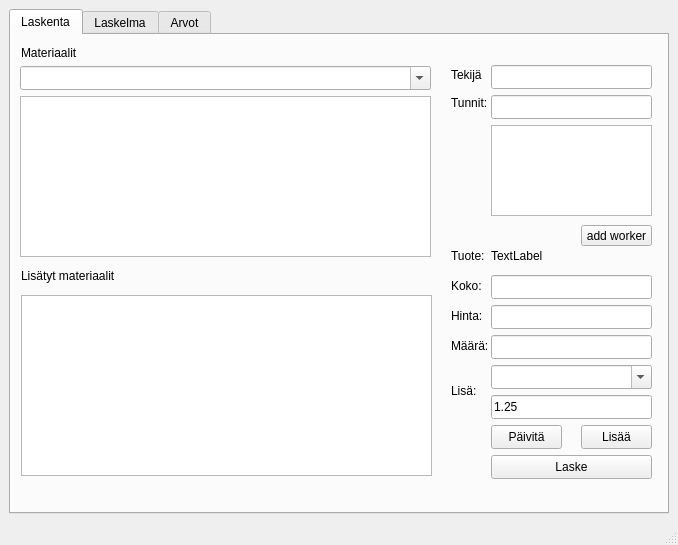
The window that MateriaaliLaskin/mainwindow.ui (jmakkie/MateriaaliLaskin) describes before a commit, drawn with Qt 5.
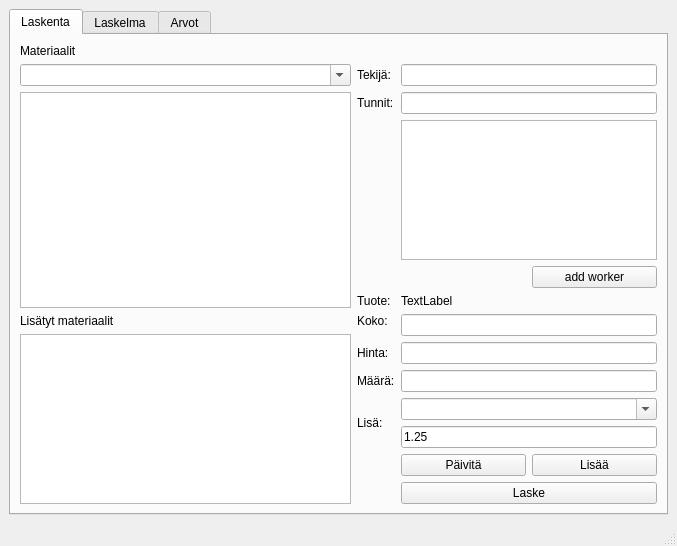
The same window after the commit. Icons and pictures are not drawn.

```diff
--- a/MateriaaliLaskin/mainwindow.ui
+++ b/MateriaaliLaskin/mainwindow.ui
@@ -6,8 +6,8 @@
    <rect>
     <x>0</x>
     <y>0</y>
-    <width>678</width>
-    <height>545</height>
+    <width>677</width>
+    <height>546</height>
    </rect>
   </property>
   <property name="windowTitle">
@@ -38,184 +38,140 @@
          <attribute name="toolTip">
           <string>Laske uudelleen</string>
          </attribute>
-         <widget class="QComboBox" name="LaskentaComboBox">
-          <property name="geometry">
-           <rect>
-            <x>9</x>
-            <y>31</y>
-            <width>411</width>
-            <height>24</height>
-           </rect>
-          </property>
-          <property name="toolTip">
-           <string>Materiaali valinta</string>
-          </property>
-          <property name="editable">
-           <bool>true</bool>
-          </property>
-         </widget>
-         <widget class="QTableView" name="laskentaMaterialsTableView">
-          <property name="geometry">
-           <rect>
-            <x>9</x>
-            <y>61</y>
-            <width>411</width>
-            <height>161</height>
-           </rect>
-          </property>
-         </widget>
-         <widget class="QPushButton" name="LaskeButton">
-          <property name="geometry">
-           <rect>
-            <x>480</x>
-            <y>420</y>
-            <width>161</width>
-            <height>24</height>
-           </rect>
-          </property>
-          <property name="toolTip">
-           <string>Laske palkka ja materiaalikulut</string>
-          </property>
-          <property name="text">
-           <string>Laske</string>
-          </property>
-         </widget>
+         <layout class="QGridLayout" name="gridLayout_2">
+          <item row="0" column="0">
          <widget class="QLabel" name="label_3">
-          <property name="geometry">
-           <rect>
-            <x>10</x>
-            <y>10</y>
-            <width>56</width>
-            <height>16</height>
-           </rect>
-          </property>
           <property name="text">
            <string>Materiaalit</string>
           </property>
          </widget>
+          </item>
+          <item row="1" column="0">
+           <widget class="QComboBox" name="LaskentaComboBox">
+            <property name="toolTip">
+             <string>Materiaali valinta</string>
+            </property>
+            <property name="editable">
+             <bool>true</bool>
+            </property>
+           </widget>
+          </item>
+          <item row="1" column="1">
+           <widget class="QLabel" name="label_15">
+            <property name="text">
+             <string>Tekijä:</string>
+            </property>
+           </widget>
+          </item>
+          <item row="1" column="2" colspan="2">
+           <widget class="QLineEdit" name="laskentaTekijaLineEdit"/>
+          </item>
+          <item row="2" column="0" rowspan="4">
+           <widget class="QTableView" name="laskentaMaterialsTableView"/>
+          </item>
+          <item row="2" column="1">
+           <widget class="QLabel" name="label_14">
+            <property name="text">
+             <string>Tunnit:</string>
+            </property>
+           </widget>
+          </item>
+          <item row="2" column="2" colspan="2">
+           <widget class="QLineEdit" name="laskentaHoursLineEdit"/>
+          </item>
+          <item row="3" column="2" colspan="2">
+           <widget class="QTableView" name="laskentaTekjiatTablet"/>
+          </item>
+          <item row="4" column="3">
+           <widget class="QPushButton" name="pushButton_3">
+            <property name="toolTip">
+             <string>Lisää työntekijä</string>
+            </property>
+            <property name="text">
+             <string>add worker</string>
+            </property>
+           </widget>
+          </item>
+          <item row="5" column="1">
          <widget class="QLabel" name="label_8">
-          <property name="geometry">
-           <rect>
-            <x>440</x>
-            <y>210</y>
-            <width>41</width>
-            <height>21</height>
-           </rect>
-          </property>
           <property name="text">
            <string>Tuote:</string>
           </property>
          </widget>
+          </item>
+          <item row="5" column="2" colspan="2">
          <widget class="QLabel" name="laskentaProductLabel">
-          <property name="geometry">
-           <rect>
-            <x>480</x>
-            <y>210</y>
-            <width>161</width>
-            <height>21</height>
-           </rect>
-          </property>
           <property name="text">
            <string>TextLabel</string>
           </property>
          </widget>
+          </item>
+          <item row="6" column="0">
+           <widget class="QLabel" name="label_13">
+            <property name="text">
+             <string>Lisätyt materiaalit</string>
+            </property>
+           </widget>
+          </item>
+          <item row="6" column="1">
          <widget class="QLabel" name="label_10">
-          <property name="geometry">
-           <rect>
-            <x>440</x>
-            <y>240</y>
-            <width>41</width>
-            <height>21</height>
-           </rect>
-          </property>
           <property name="text">
            <string>Koko:</string>
           </property>
          </widget>
+          </item>
+          <item row="6" column="2" rowspan="2" colspan="2">
+           <widget class="QLineEdit" name="laskentaLengthLineEdit"/>
+          </item>
+          <item row="7" column="0" rowspan="7">
+           <widget class="QTableView" name="laskentaAddedtableView"/>
+          </item>
+          <item row="8" column="1">
          <widget class="QLabel" name="label_11">
-          <property name="geometry">
-           <rect>
-            <x>440</x>
-            <y>270</y>
-            <width>31</width>
-            <height>21</height>
-           </rect>
-          </property>
           <property name="text">
            <string>Hinta:</string>
           </property>
          </widget>
+          </item>
+          <item row="8" column="2" colspan="2">
+           <widget class="QLineEdit" name="laskentaPriceLineEdit"/>
+          </item>
+          <item row="9" column="1">
+           <widget class="QLabel" name="label_9">
+            <property name="text">
+             <string>Määrä:</string>
+            </property>
+           </widget>
+          </item>
+          <item row="9" column="2" colspan="2">
+           <widget class="QLineEdit" name="laskentaAmountlineEdit"/>
+          </item>
+          <item row="10" column="1" rowspan="2">
          <widget class="QLabel" name="label_12">
-          <property name="geometry">
-           <rect>
-            <x>440</x>
-            <y>330</y>
-            <width>41</width>
-            <height>51</height>
-           </rect>
-          </property>
           <property name="text">
            <string>Lisä:</string>
           </property>
          </widget>
+          </item>
+          <item row="10" column="2" colspan="2">
+           <widget class="QComboBox" name="laskentaLisatComboBox">
+            <property name="editable">
+             <bool>true</bool>
+            </property>
+            <property name="currentText">
+             <string/>
+            </property>
+           </widget>
+          </item>
+          <item row="11" column="2" colspan="2">
          <widget class="QLineEdit" name="laskentaExtraLineEdit">
-          <property name="geometry">
-           <rect>
-            <x>480</x>
-            <y>360</y>
-            <width>161</width>
-            <height>24</height>
-           </rect>
-          </property>
           <property name="text">
            <string>1.25</string>
           </property>
          </widget>
-         <widget class="QLineEdit" name="laskentaLengthLineEdit">
-          <property name="geometry">
-           <rect>
-            <x>480</x>
-            <y>240</y>
-            <width>161</width>
-            <height>24</height>
-           </rect>
-          </property>
-         </widget>
-         <widget class="QLineEdit" name="laskentaPriceLineEdit">
-          <property name="geometry">
-           <rect>
-            <x>480</x>
-            <y>270</y>
-            <width>161</width>
-            <height>24</height>
-           </rect>
-          </property>
-         </widget>
-         <widget class="QPushButton" name="pushButton">
-          <property name="geometry">
-           <rect>
-            <x>570</x>
-            <y>390</y>
-            <width>71</width>
-            <height>24</height>
-           </rect>
-          </property>
-          <property name="toolTip">
-           <string>Lisää materiaali</string>
-          </property>
-          <property name="text">
-           <string>Lisää</string>
-          </property>
-         </widget>
+          </item>
+          <item row="12" column="2">
          <widget class="QPushButton" name="pushButton_2">
-          <property name="geometry">
-           <rect>
-            <x>480</x>
-            <y>390</y>
-            <width>71</width>
-            <height>24</height>
-           </rect>
-          </property>
           <property name="toolTip">
            <string>Päivitä Materiaali</string>
           </property>
@@ -223,140 +179,28 @@
            <string>Päivitä</string>
           </property>
          </widget>
-         <widget class="QTableView" name="laskentaAddedtableView">
-          <property name="geometry">
-           <rect>
-            <x>10</x>
-            <y>260</y>
-            <width>411</width>
-            <height>181</height>
-           </rect>
-          </property>
-         </widget>
-         <widget class="QLabel" name="label_13">
-          <property name="geometry">
-           <rect>
-            <x>10</x>
-            <y>230</y>
-            <width>111</width>
-            <height>21</height>
-           </rect>
-          </property>
+          </item>
+          <item row="12" column="3">
+           <widget class="QPushButton" name="pushButton">
+            <property name="toolTip">
+             <string>Lisää materiaali</string>
+            </property>
           <property name="text">
-           <string>Lisätyt materiaalit</string>
-          </property>
-         </widget>
-         <widget class="QComboBox" name="laskentaLisatComboBox">
-          <property name="geometry">
-           <rect>
-            <x>480</x>
-            <y>330</y>
-            <width>161</width>
-            <height>24</height>
-           </rect>
-          </property>
-          <property name="editable">
-           <bool>true</bool>
-          </property>
-          <property name="currentText">
-           <string/>
-          </property>
-         </widget>
-         <widget class="QLineEdit" name="laskentaAmountlineEdit">
-          <property name="geometry">
-           <rect>
-            <x>480</x>
-            <y>300</y>
-            <width>161</width>
-            <height>24</height>
-           </rect>
-          </property>
-         </widget>
-         <widget class="QLabel" name="label_9">
-          <property name="geometry">
-           <rect>
-            <x>440</x>
-            <y>300</y>
-            <width>41</width>
-            <height>21</height>
-           </rect>
-          </property>
-          <property name="text">
-           <string>Määrä:</string>
-          </property>
-         </widget>
-         <widget class="QLineEdit" name="laskentaHoursLineEdit">
-          <property name="geometry">
-           <rect>
-            <x>480</x>
-            <y>60</y>
-            <width>161</width>
-            <height>24</height>
-           </rect>
-          </property>
-         </widget>
-         <widget class="QLabel" name="label_14">
-          <property name="geometry">
-           <rect>
-            <x>440</x>
-            <y>60</y>
-            <width>41</width>
-            <height>16</height>
-           </rect>
-          </property>
-          <property name="text">
-           <string>Tunnit:</string>
-          </property>
-         </widget>
-         <widget class="QLabel" name="label_15">
-          <property name="geometry">
-           <rect>
-            <x>440</x>
-            <y>30</y>
-            <width>31</width>
-            <height>20</height>
-           </rect>
-          </property>
-          <property name="text">
-           <string>Tekijä:</string>
-          </property>
-         </widget>
-         <widget class="QLineEdit" name="laskentaTekijaLineEdit">
-          <property name="geometry">
-           <rect>
-            <x>480</x>
-            <y>30</y>
-            <width>161</width>
-            <height>24</height>
-           </rect>
-          </property>
-         </widget>
-         <widget class="QTableView" name="laskentaTekjiatTablet">
-          <property name="geometry">
-           <rect>
-            <x>480</x>
-            <y>90</y>
-            <width>161</width>
-            <height>91</height>
-           </rect>
-          </property>
-         </widget>
-         <widget class="QPushButton" name="pushButton_3">
-          <property name="geometry">
-           <rect>
-            <x>570</x>
-            <y>190</y>
-            <width>71</width>
-            <height>21</height>
-           </rect>
-          </property>
+             <string>Lisää</string>
+            </property>
+           </widget>
+          </item>
+          <item row="13" column="2" colspan="2">
+           <widget class="QPushButton" name="LaskeButton">
           <property name="toolTip">
            <string>Lisää työntekijä</string>
           </property>
           <property name="text">
-           <string>add worker</string>
-          </property>
-         </widget>
+             <string>Laske</string>
+            </property>
+           </widget>
+          </item>
+         </layout>
         </widget>
         <widget class="QWidget" name="tab_2">
          <attribute name="title">
```
Left out of the diff: 436 changed lines with no effect on the pictures. Lines whose indentation alone changed are shown as unchanged.
